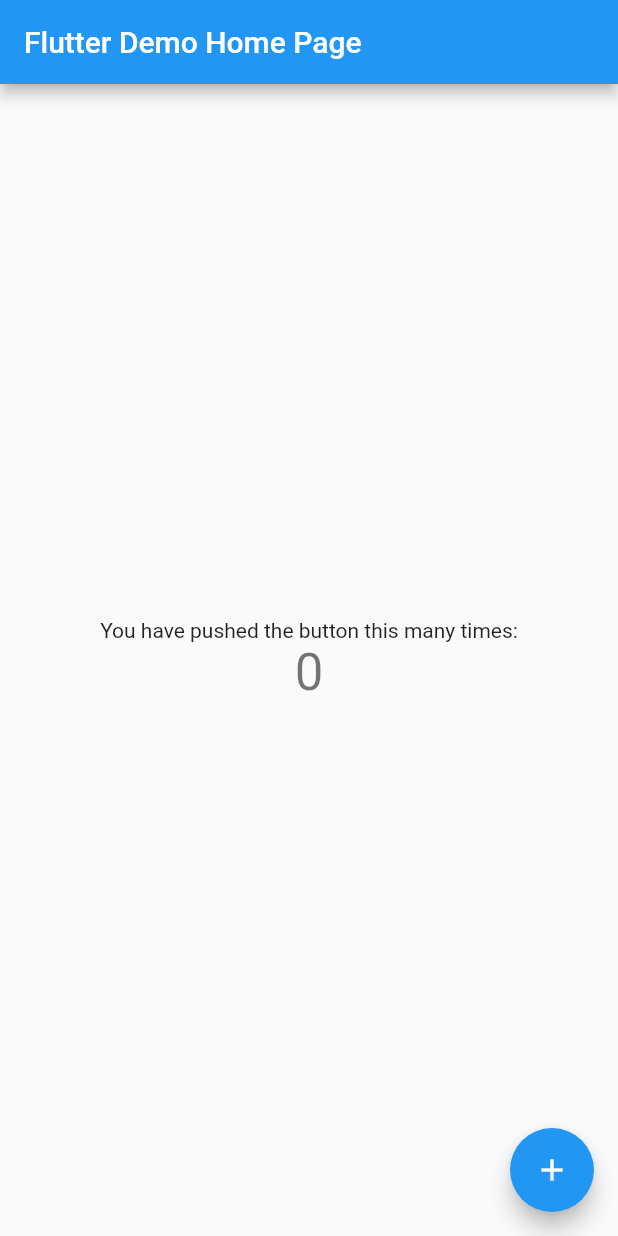
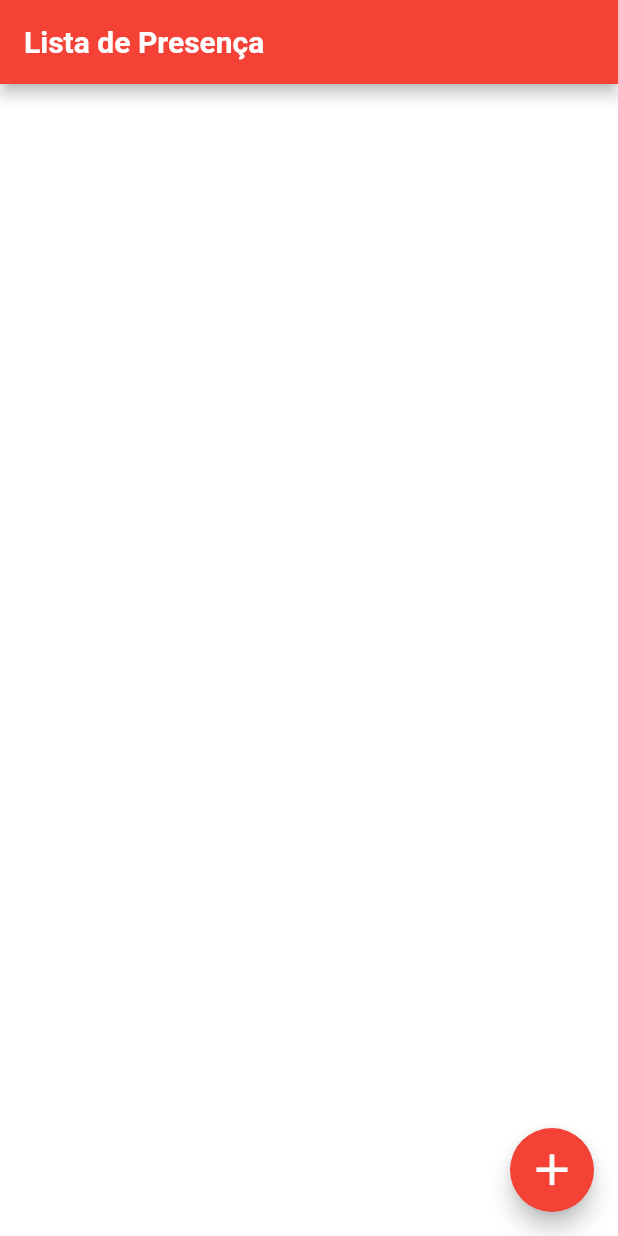
Before and after one commit to CaioCesarLima/presence_list, a Flutter app: the screen it shows after launch, on a phone screen of 412 x 824 dp. Run offline on Flutter 3.47's test engine with Material 2 defaults, Android fonts, the phone set to English and light mode, and no system bars; our stand-ins replace get, google_fonts.

```diff
--- /dev/null
+++ b/lib/home/homeController.dart
@@ -0,0 +1,11 @@
+import 'package:get/get.dart';
+import 'package:meta/meta.dart';
+
+class HomeController extends GetxController {
+
+HomeController() ;
+
+  final _obj = ''.obs;
+  set obj(value) => this._obj.value = value;
+  get obj => this._obj.value;
+}
--- /dev/null
+++ b/lib/home/homePage.dart
@@ -0,0 +1,39 @@
+import 'package:flutter/material.dart';
+import 'package:google_fonts/google_fonts.dart';
+
+class HomePage extends StatelessWidget {
+  const HomePage({Key key}) : super(key: key);
+
+  @override
+  Widget build(BuildContext context) {
+    return SafeArea(
+      child: Scaffold(
+        backgroundColor: Colors.black,
+        appBar: AppBar(
+          title: Text(
+            "Lista de Presença",
+            style: GoogleFonts.roboto(
+                color: Colors.white, fontWeight: FontWeight.bold),
+          ),
+        ),
+        body: Column(
+          children: [
+            Expanded(
+              child: Container(
+                color: Colors.white,
+              ),
+            ),
+          ],
+        ),
+        floatingActionButton: FloatingActionButton(
+          onPressed: () {},
+          child: Icon(
+            Icons.add,
+            color: Colors.white,
+            size: 35,
+          ),
+        ),
+      ),
+    );
+  }
+}
--- a/lib/main.dart
+++ b/lib/main.dart
@@ -1,4 +1,6 @@
 import 'package:flutter/material.dart';
+import 'package:presence_list/home/homePage.dart';
+import 'package:presence_list/routes/app_pages.dart';
 
 void main() {
   runApp(MyApp());
@@ -10,108 +12,14 @@ class MyApp extends StatelessWidget {
   Widget build(BuildContext context) {
     return MaterialApp(
       title: 'Flutter Demo',
+      debugShowCheckedModeBanner: false,
       theme: ThemeData(
-        // This is the theme of your application.
-        //
-        // Try running your application with "flutter run". You'll see the
-        // application has a blue toolbar. Then, without quitting the app, try
-        // changing the primarySwatch below to Colors.green and then invoke
-        // "hot reload" (press "r" in the console where you ran "flutter run",
-        // or simply save your changes to "hot reload" in a Flutter IDE).
-        // Notice that the counter didn't reset back to zero; the application
-        // is not restarted.
-        primarySwatch: Colors.blue,
-        // This makes the visual density adapt to the platform that you run
-        // the app on. For desktop platforms, the controls will be smaller and
-        // closer together (more dense) than on mobile platforms.
+        backgroundColor: Colors.black,
+        primarySwatch: Colors.red,
         visualDensity: VisualDensity.adaptivePlatformDensity,
       ),
-      home: MyHomePage(title: 'Flutter Demo Home Page'),
+      // initialRoute: Routes.INITIAL,
+      home: HomePage(),
     );
   }
 }
-
-class MyHomePage extends StatefulWidget {
-  MyHomePage({Key key, this.title}) : super(key: key);
-
-  // This widget is the home page of your application. It is stateful, meaning
-  // that it has a State object (defined below) that contains fields that affect
-  // how it looks.
-
-  // This class is the configuration for the state. It holds the values (in this
-  // case the title) provided by the parent (in this case the App widget) and
-  // used by the build method of the State. Fields in a Widget subclass are
-  // always marked "final".
-
-  final String title;
-
-  @override
-  _MyHomePageState createState() => _MyHomePageState();
-}
-
-class _MyHomePageState extends State<MyHomePage> {
-  int _counter = 0;
-
-  void _incrementCounter() {
-    setState(() {
-      // This call to setState tells the Flutter framework that something has
-      // changed in this State, which causes it to rerun the build method below
-      // so that the display can reflect the updated values. If we changed
-      // _counter without calling setState(), then the build method would not be
-      // called again, and so nothing would appear to happen.
-      _counter++;
-    });
-  }
-
-  @override
-  Widget build(BuildContext context) {
-    // This method is rerun every time setState is called, for instance as done
-    // by the _incrementCounter method above.
-    //
-    // The Flutter framework has been optimized to make rerunning build methods
-    // fast, so that you can just rebuild anything that needs updating rather
-    // than having to individually change instances of widgets.
-    return Scaffold(
-      appBar: AppBar(
-        // Here we take the value from the MyHomePage object that was created by
-        // the App.build method, and use it to set our appbar title.
-        title: Text(widget.title),
-      ),
-      body: Center(
-        // Center is a layout widget. It takes a single child and positions it
-        // in the middle of the parent.
-        child: Column(
-          // Column is also a layout widget. It takes a list of children and
-          // arranges them vertically. By default, it sizes itself to fit its
-          // children horizontally, and tries to be as tall as its parent.
-          //
-          // Invoke "debug painting" (press "p" in the console, choose the
-          // "Toggle Debug Paint" action from the Flutter Inspector in Android
-          // Studio, or the "Toggle Debug Paint" command in Visual Studio Code)
-          // to see the wireframe for each widget.
-          //
-          // Column has various properties to control how it sizes itself and
-          // how it positions its children. Here we use mainAxisAlignment to
-          // center the children vertically; the main axis here is the vertical
-          // axis because Columns are vertical (the cross axis would be
-          // horizontal).
-          mainAxisAlignment: MainAxisAlignment.center,
-          children: <Widget>[
-            Text(
-              'You have pushed the button this many times:',
-            ),
-            Text(
-              '$_counter',
-              style: Theme.of(context).textTheme.headline4,
-            ),
-          ],
-        ),
-      ),
-      floatingActionButton: FloatingActionButton(
-        onPressed: _incrementCounter,
-        tooltip: 'Increment',
-        child: Icon(Icons.add),
-      ), // This trailing comma makes auto-formatting nicer for build methods.
-    );
-  }
-}
--- /dev/null
+++ b/lib/routes/app_pages.dart
@@ -0,0 +1,10 @@
+import 'package:get/get.dart';
+import 'package:presence_list/home/homePage.dart';
+part './app_routes.dart';
+
+abstract class AppPages {
+
+  static final pages = [
+    GetPage(name: Routes.HOME, page:()=> HomePage(),)
+  ];
+}
--- /dev/null
+++ b/lib/routes/app_routes.dart
@@ -0,0 +1,6 @@
+part of './app_pages.dart';
+abstract class Routes{
+
+  static const INITIAL = '/home';
+  static const HOME = '/home';
+}
```
Also changed, not shown: pubspec.yaml (+2 -9 lines), pubspec.lock.
